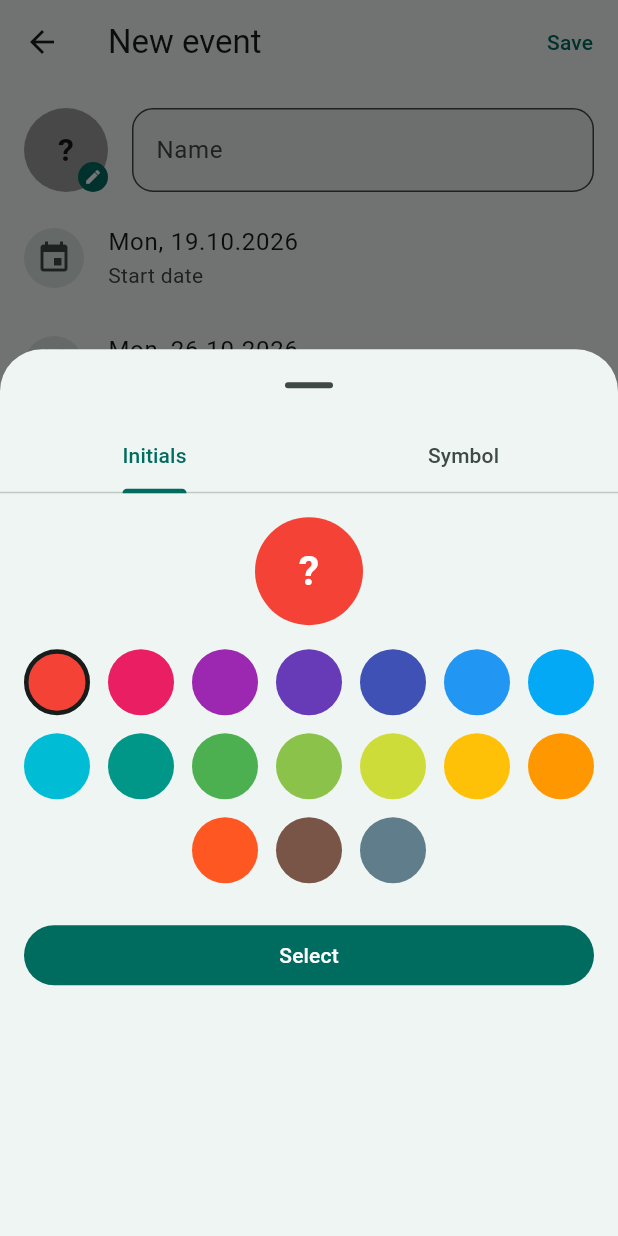
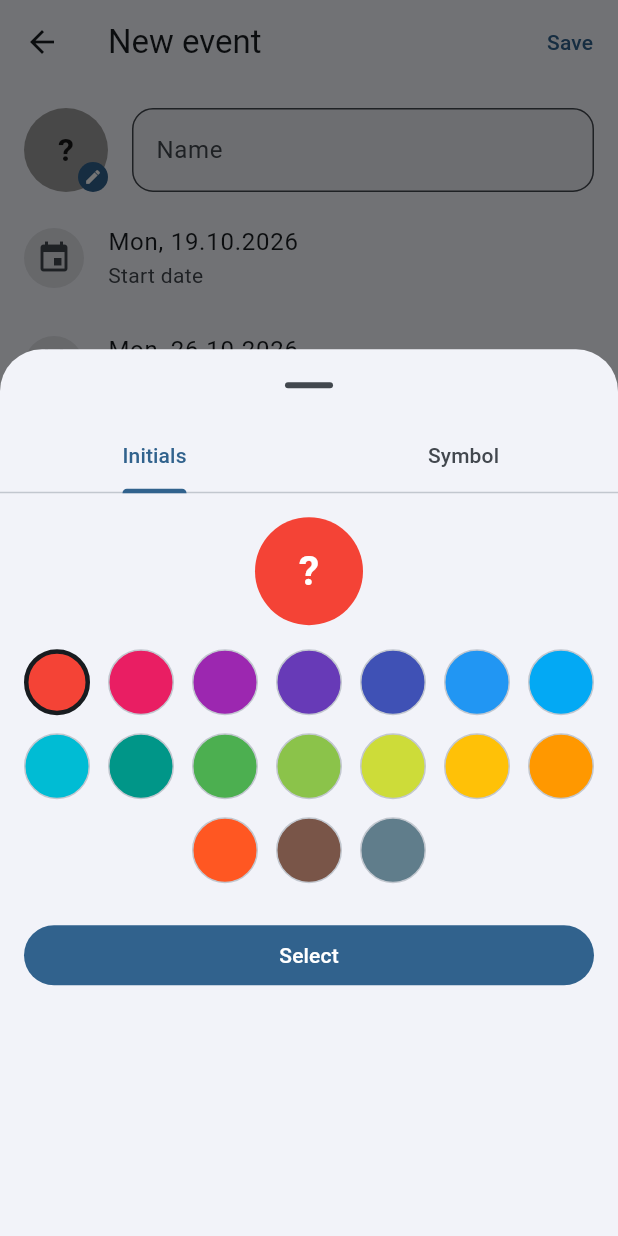
Before and after one commit to azuro02/Money_Tracker, a Flutter app: the EventEditor screen opened directly, after a tap on an icon or button, on a phone screen of 412 x 824 dp. Run offline on Flutter 3.47's test engine with Material 3 defaults, Android fonts, the phone set to English and light mode, and no system bars; our stand-ins replace file_picker, fl_chart, flutter_local_notifications, flutter_secure_storage, flutter_timezone, image_picker and 6 more; missing offline and left inert: excel, pointycastle, sqlite3; accounts and stored records are empty.

Commit message:
Colorable symbol icons and light blue default accent
Symbol icons can now carry an optional background color (stored as an
additive "color" field in the icon JSON). The default accent color is
now light blue.

Co-Authored-By: Claude Opus 5.5 <noreply@anthropic.com>

```diff
--- a/lib/app/settings.dart
+++ b/lib/app/settings.dart
@@ -59,7 +59,7 @@ class Settings extends ChangeNotifier {
   ThemeMode get themeMode => ThemeMode.values[_get('theme_mode', 0).clamp(0, 2)];
   set themeMode(ThemeMode v) => _set('theme_mode', v.index);
 
-  Color get seedColor => Color(_get('seed_color', 0xFF00897B));
+  Color get seedColor => Color(_get('seed_color', 0xFF0277BD));
   set seedColor(Color v) => _set('seed_color', v.toARGB32());
 
   Color get incomeColor => Color(_get('income_color', 0xFF2E7D32));
--- a/lib/core/app_icon.dart
+++ b/lib/core/app_icon.dart
@@ -26,7 +26,10 @@ sealed class AppIcon {
             }
           case 'resource':
             final resource = map['resource'];
-            if (resource is String) return ResourceIcon(resource);
+            final color = map['color'];
+            if (resource is String) {
+              return ResourceIcon(resource, color: color is String ? color : null);
+            }
         }
       }
     } on FormatException {
@@ -47,11 +50,7 @@ class ColorIcon extends AppIcon {
   /// Short text (initials) painted on top of the color.
   final String name;
 
-  int get argb {
-    var hex = color.replaceFirst('#', '');
-    if (hex.length == 6) hex = 'FF$hex';
-    return int.tryParse(hex, radix: 16) ?? 0xFFFFC107;
-  }
+  int get argb => _parseArgb(color) ?? 0xFFFFC107;
 
   @override
   String toJson() => jsonEncode({'type': 'color', 'color': color, 'name': name});
@@ -65,19 +64,34 @@ class ColorIcon extends AppIcon {
 }
 
 class ResourceIcon extends AppIcon {
-  const ResourceIcon(this.resource);
+  const ResourceIcon(this.resource, {this.color});
 
   final String resource;
 
+  /// Optional background color in `#RRGGBB` notation; `null` uses the theme.
+  final String? color;
+
+  int? get argb => color == null ? null : _parseArgb(color!);
+
   @override
-  String toJson() => jsonEncode({'type': 'resource', 'resource': resource});
+  String toJson() => jsonEncode({
+        'type': 'resource',
+        'resource': resource,
+        if (color != null) 'color': color,
+      });
 
   @override
   bool operator ==(Object other) =>
-      other is ResourceIcon && other.resource == resource;
+      other is ResourceIcon && other.resource == resource && other.color == color;
 
   @override
-  int get hashCode => resource.hashCode;
+  int get hashCode => Object.hash(resource, color);
+}
+
+int? _parseArgb(String color) {
+  var hex = color.replaceFirst('#', '');
+  if (hex.length == 6) hex = 'FF$hex';
+  return int.tryParse(hex, radix: 16);
 }
 
 /// Material palette used for generated color icons (same idea as the
--- a/lib/ui/widgets/common.dart
+++ b/lib/ui/widgets/common.dart
@@ -17,10 +17,7 @@ class IconAvatar extends StatelessWidget {
     switch (icon) {
       case ColorIcon(:final argb, :final name):
         final color = Color(argb);
-        final onColor =
-            ThemeData.estimateBrightnessForColor(color) == Brightness.dark
-                ? Colors.white
-                : Colors.black87;
+        final onColor = _onColor(color);
         return _circle(
           color,
           Text(
@@ -33,8 +30,13 @@ class IconAvatar extends StatelessWidget {
             ),
           ),
         );
-      case ResourceIcon(:final resource):
+      case ResourceIcon(:final resource, :final argb):
         final data = iconForResource(resource);
+        if (argb != null) {
+          final color = Color(argb);
+          return _circle(color,
+              Icon(data ?? Icons.category, size: size * .55, color: _onColor(color)));
+        }
         if (data == null) {
           return _circle(scheme.tertiaryContainer,
               Icon(Icons.category, size: size * .55, color: scheme.onTertiaryContainer));
@@ -43,6 +45,11 @@ class IconAvatar extends StatelessWidget {
             Icon(data, size: size * .55, color: scheme.onSecondaryContainer));
     }
   }
+
+  static Color _onColor(Color color) =>
+      ThemeData.estimateBrightnessForColor(color) == Brightness.dark
+          ? Colors.white
+          : Colors.black87;
 
   Widget _circle(Color color, Widget child) => Container(
         width: size,
--- a/lib/ui/widgets/pickers.dart
+++ b/lib/ui/widgets/pickers.dart
@@ -290,6 +290,10 @@ class _IconPickerState extends State<_IconPicker> {
     ColorIcon(:final color) => color,
     _ => materialIconColors[widget.name.length % materialIconColors.length],
   };
+  late String? _symbolColor = switch (widget.current) {
+    ResourceIcon(:final color) => color,
+    _ => null,
+  };
 
   @override
   Widget build(BuildContext context) {
@@ -315,22 +319,10 @@ class _IconPickerState extends State<_IconPicker> {
                       alignment: WrapAlignment.center,
                       children: [
                         for (final c in materialIconColors)
-                          InkWell(
-                            customBorder: const CircleBorder(),
+                          _ColorSwatch(
+                            color: Color(ColorIcon(c, '').argb),
+                            selected: c == _color,
                             onTap: () => setState(() => _color = c),
-                            child: Container(
-                              width: 44,
-                              height: 44,
-                              decoration: BoxDecoration(
-                                color: Color(ColorIcon(c, '').argb),
-                                shape: BoxShape.circle,
-                                border: c == _color
-                                    ? Border.all(
-                                        width: 3,
-                                        color: Theme.of(context).colorScheme.onSurface)
-                                    : null,
-                              ),
-                            ),
                           ),
                       ],
                     ),
@@ -346,6 +338,28 @@ class _IconPickerState extends State<_IconPicker> {
                   primary: false,
                   padding: const EdgeInsets.all(12),
                   children: [
+                    Padding(
+                      padding: const EdgeInsets.only(bottom: 16),
+                      child: Wrap(
+                        spacing: 8,
+                        runSpacing: 8,
+                        children: [
+                          _ColorSwatch(
+                            color: Theme.of(context).colorScheme.secondaryContainer,
+                            selected: _symbolColor == null,
+                            size: 36,
+                            onTap: () => setState(() => _symbolColor = null),
+                          ),
+                          for (final c in materialIconColors)
+                            _ColorSwatch(
+                              color: Color(ColorIcon(c, '').argb),
+                              selected: c == _symbolColor,
+                              size: 36,
+                              onTap: () => setState(() => _symbolColor = c),
+                            ),
+                        ],
+                      ),
+                    ),
                     for (final group in iconGroups.values)
                       Padding(
                         padding: const EdgeInsets.only(bottom: 12),
@@ -356,9 +370,11 @@ class _IconPickerState extends State<_IconPicker> {
                             for (final entry in group.entries)
                               InkWell(
                                 customBorder: const CircleBorder(),
-                                onTap: () => Navigator.pop(
-                                    context, ResourceIcon(entry.key)),
-                                child: IconAvatar(ResourceIcon(entry.key), size: 48),
+                                onTap: () => Navigator.pop(context,
+                                    ResourceIcon(entry.key, color: _symbolColor)),
+                                child: IconAvatar(
+                                    ResourceIcon(entry.key, color: _symbolColor),
+                                    size: 48),
                               ),
                           ],
                         ),
@@ -374,6 +390,40 @@ class _IconPickerState extends State<_IconPicker> {
   }
 }
 
+class _ColorSwatch extends StatelessWidget {
+  const _ColorSwatch({
+    required this.color,
+    required this.selected,
+    required this.onTap,
+    this.size = 44,
+  });
+
+  final Color color;
+  final bool selected;
+  final VoidCallback onTap;
+  final double size;
+
+  @override
+  Widget build(BuildContext context) {
+    final scheme = Theme.of(context).colorScheme;
+    return InkWell(
+      customBorder: const CircleBorder(),
+      onTap: onTap,
+      child: Container(
+        width: size,
+        height: size,
+        decoration: BoxDecoration(
+          color: color,
+          shape: BoxShape.circle,
+          border: selected
+              ? Border.all(width: 3, color: scheme.onSurface)
+              : Border.all(color: scheme.outlineVariant),
+        ),
+      ),
+    );
+  }
+}
+
 Future<DateTime?> pickDate(BuildContext context, DateTime initial,
     {DateTime? first, DateTime? last}) {
   return showDatePicker(
```
Also changed, not shown: 1 other file.
